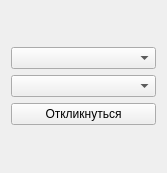
Ximeron/Kursova, file employeewindow.ui: the form before one commit.
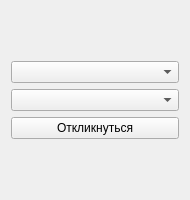
The form after the commit.

```diff
--- a/employeewindow.ui
+++ b/employeewindow.ui
@@ -6,10 +6,22 @@
    <rect>
     <x>0</x>
     <y>0</y>
-    <width>167</width>
-    <height>173</height>
+    <width>190</width>
+    <height>200</height>
    </rect>
   </property>
+  <property name="minimumSize">
+   <size>
+    <width>190</width>
+    <height>200</height>
+   </size>
+  </property>
+  <property name="maximumSize">
+   <size>
+    <width>190</width>
+    <height>200</height>
+   </size>
+  </property>
   <property name="windowTitle">
    <string>Form</string>
   </property>
```
